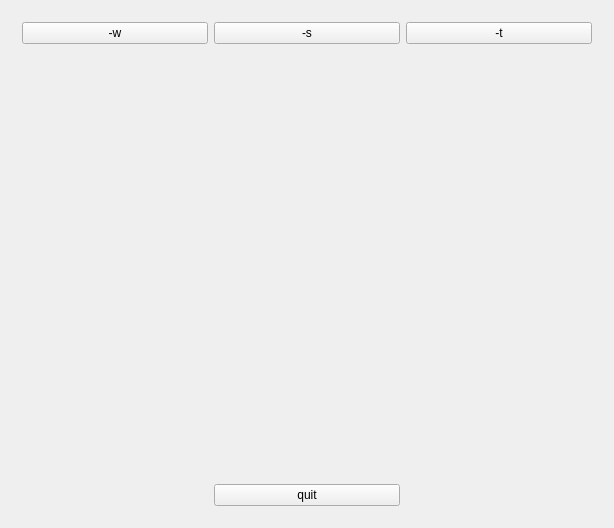
This is src/gui/bin_game_mvc/mainwindow.ui in zer0main/bin_game_mvc as Qt 5 draws it before an edit. The edited form follows.
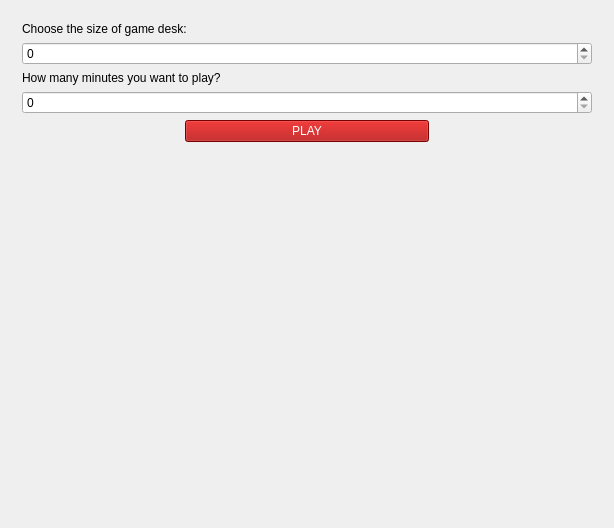
This is the edited form. The open tabs and pages were chosen to show the change.

The edit to the form file:
```diff
--- a/src/gui/bin_game_mvc/mainwindow.ui
+++ b/src/gui/bin_game_mvc/mainwindow.ui
@@ -212,6 +212,81 @@
         </item>
        </layout>
       </widget>
+      <widget class="QWidget" name="timeInputpage">
+       <layout class="QGridLayout" name="gridLayout_5">
+        <item row="6" column="0">
+         <layout class="QHBoxLayout" name="horizontalLayout_4" stretch="2,3,2">
+          <item>
+           <spacer name="horizontalSpacer_6">
+            <property name="orientation">
+             <enum>Qt::Horizontal</enum>
+            </property>
+           </spacer>
+          </item>
+          <item>
+           <widget class="QPushButton" name="playButton2">
+            <property name="cursor">
+             <cursorShape>PointingHandCursor</cursorShape>
+            </property>
+            <property name="styleSheet">
+             <string notr="true">background-color: rgb(170, 0, 0);
+color: rgb(255, 255, 255);</string>
+            </property>
+            <property name="text">
+             <string>PLAY</string>
+            </property>
+           </widget>
+          </item>
+          <item>
+           <spacer name="horizontalSpacer_5">
+            <property name="orientation">
+             <enum>Qt::Horizontal</enum>
+            </property>
+            <property name="sizeHint" stdset="0">
+             <size>
+              <width>0</width>
+              <height>0</height>
+             </size>
+            </property>
+           </spacer>
+          </item>
+         </layout>
+        </item>
+        <item row="4" column="0">
+         <widget class="QLabel" name="label_3">
+          <property name="text">
+           <string>How many minutes you want to play?</string>
+          </property>
+         </widget>
+        </item>
+        <item row="2" column="0">
+         <widget class="QLabel" name="label_2">
+          <property name="text">
+           <string>Choose the size of game desk: </string>
+          </property>
+         </widget>
+        </item>
+        <item row="3" column="0">
+         <widget class="QSpinBox" name="spinBox_3"/>
+        </item>
+        <item row="5" column="0">
+         <widget class="QSpinBox" name="spinBox_2"/>
+        </item>
+        <item row="7" column="0">
+         <spacer name="verticalSpacer_4">
+          <property name="orientation">
+           <enum>Qt::Vertical</enum>
+          </property>
+          <property name="sizeHint" stdset="0">
+           <size>
+            <width>20</width>
+            <height>40</height>
+           </size>
+          </property>
+         </spacer>
+        </item>
+       </layout>
+      </widget>
       <widget class="QWidget" name="gamepage">
        <layout class="QGridLayout" name="gridLayout_4">
         <item row="0" column="0">
```
Left out of the diff: 2 changed lines with no effect on the pictures.
